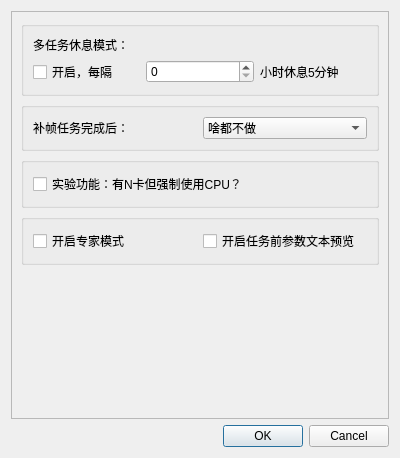
Old version of the form Utils/SVFI_preference.ui in the repository 100wman/RIFE_GUI.
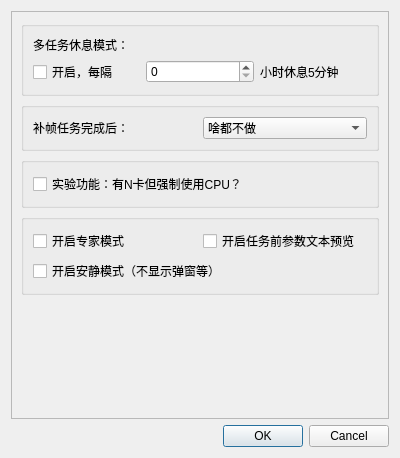
New version of the form. Custom widgets are drawn as their Qt base class.

Commit message: SVFI 3.4.1.alpha functional commit 1. 修复一拍三遇到纯色帧序列时的卡顿 2. 修复单一识别模式爆错 3. 优化一拍N去除前的显示机制（展示进度条） 4. 加入安静模式（无软件弹窗） 5. 替换新图标 6. 关闭黑色弹窗

What changed in the file:
```diff
--- a/Utils/SVFI_preference.ui
+++ b/Utils/SVFI_preference.ui
@@ -171,6 +171,16 @@
             </item>
            </layout>
           </item>
+          <item row="1" column="0">
+           <widget class="QCheckBox" name="QuietModeChecker">
+            <property name="text">
+             <string>开启安静模式（不显示弹窗等）</string>
+            </property>
+            <property name="checked">
+             <bool>false</bool>
+            </property>
+           </widget>
+          </item>
          </layout>
         </widget>
        </item>
```
The commit also changes 12 other files.
